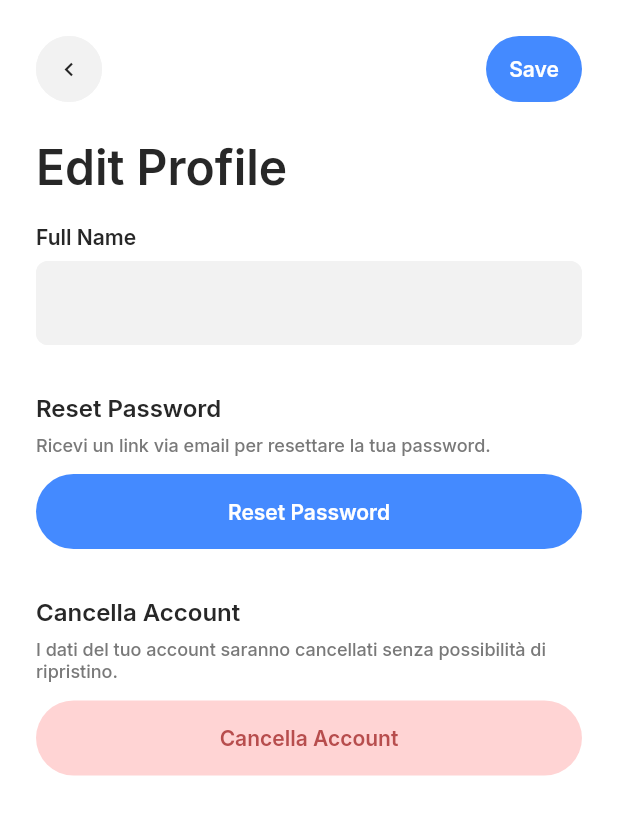
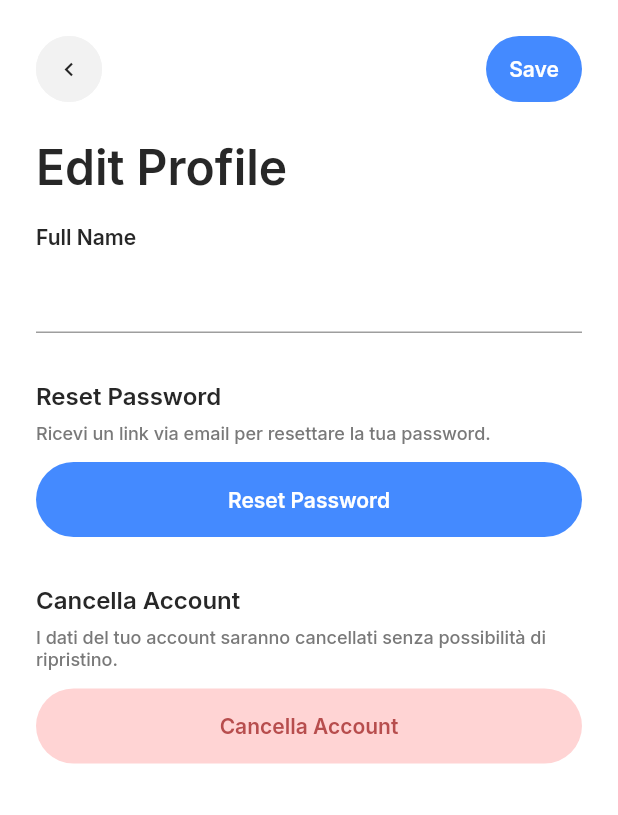
Before and after one commit to pyronaid/tournamentManager_app, a Flutter app: the EditProfileWidget screen opened by its route, on a phone screen of 412 x 824 dp. Shown: the top 815 px of the screen. Run offline on Flutter 3.47's test engine with Material 3 defaults, Android fonts, the phone set to English and light mode, and no system bars; drawn by our look-alikes of auto_size_text; our stand-ins replace cloud_firestore, easy_debounce, firebase_analytics, firebase_auth, firebase_core, flutter_animate and 17 more; missing offline and left inert: dart:ffi, json_path; accounts and stored records are empty.

Commit message:
Update edit_profile_widget.dart

```diff
--- a/lib/pages/profile/edit_profile/edit_profile_widget.dart
+++ b/lib/pages/profile/edit_profile/edit_profile_widget.dart
@@ -139,38 +139,7 @@ class _EditProfileWidgetState extends State<EditProfileWidget> {
                                   textCapitalization: TextCapitalization.words,
                                   textInputAction: TextInputAction.next,
                                   obscureText: false,
-                                  decoration: InputDecoration(
-                                    enabledBorder: OutlineInputBorder(
-                                      borderSide: BorderSide(
-                                        color: CustomFlowTheme.of(context).secondaryBackground,
-                                        width: 1,
-                                      ),
-                                      borderRadius: BorderRadius.circular(8),
-                                    ),
-                                    focusedBorder: OutlineInputBorder(
-                                      borderSide: BorderSide(
-                                        color: CustomFlowTheme.of(context).primary,
-                                        width: 1,
-                                      ),
-                                      borderRadius: BorderRadius.circular(8),
-                                    ),
-                                    errorBorder: OutlineInputBorder(
-                                      borderSide: BorderSide(
-                                        color: CustomFlowTheme.of(context).error,
-                                        width: 1,
-                                      ),
-                                      borderRadius: BorderRadius.circular(8),
-                                    ),
-                                    focusedErrorBorder: OutlineInputBorder(
-                                      borderSide: BorderSide(
-                                        color: CustomFlowTheme.of(context).error,
-                                        width: 1,
-                                      ),
-                                      borderRadius: BorderRadius.circular(8),
-                                    ),
-                                    filled: true,
-                                    fillColor: CustomFlowTheme.of(context).secondaryBackground,
-                                  ),
+                                  decoration: standardInputDecoration(context),
                                   style: CustomFlowTheme.of(context)
                                       .bodyMedium
                                       .override(
```
